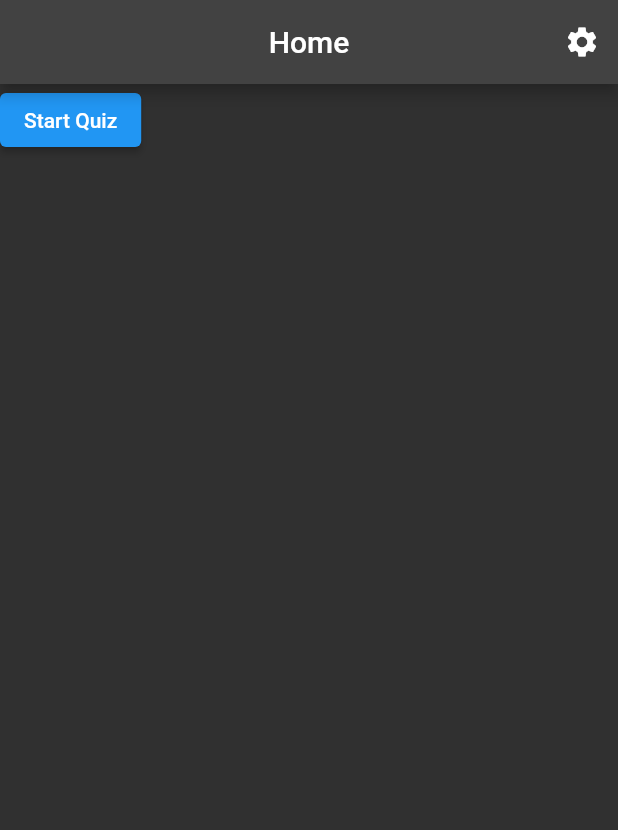
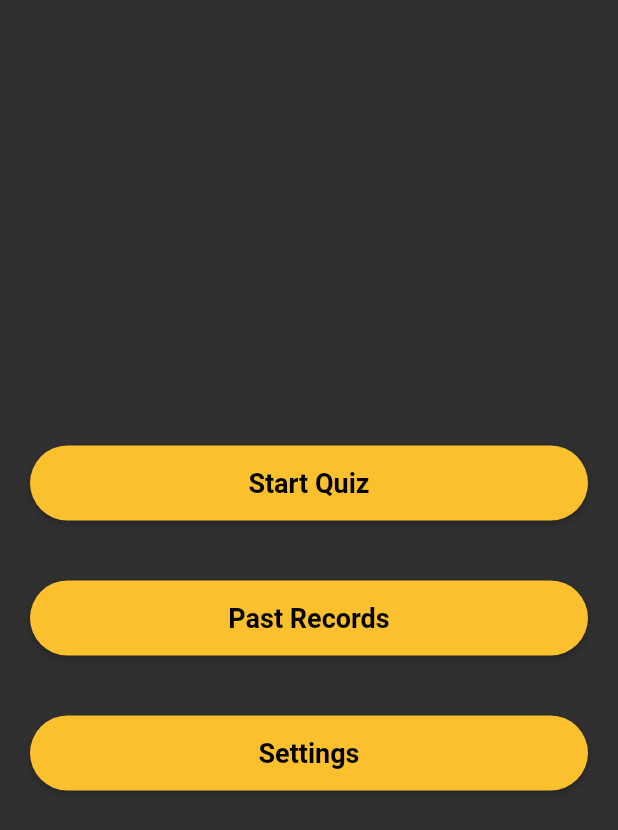
Before and after one commit to MHYeung/quiz_app, a Flutter app: the screen it shows after launch, on a phone screen of 412 x 824 dp. Shown: the top 830 px of the screen. Run offline on Flutter 3.47's test engine with Material 2 defaults, Android fonts, the phone set to English and light mode, and no system bars; our stand-ins replace dio, equatable, flutter_hooks, go_router, hooks_riverpod; missing offline and left inert: enum_to_string, html_character_entities.

Commit message:
quiz config screen

```diff
--- a/lib/controllers/quiz_controller.dart
+++ b/lib/controllers/quiz_controller.dart
@@ -1,5 +1,5 @@
 import 'package:hooks_riverpod/hooks_riverpod.dart';
-import 'package:quiz_app/model/question/question.dart';
+import 'package:quiz_app/model/question.dart';
 import 'package:quiz_app/model/quiz_state.dart';
 
 final quizControllerProvider =
--- /dev/null
+++ b/lib/global_components/custom_button.dart
@@ -0,0 +1,46 @@
+import 'package:flutter/material.dart';
+
+const List<BoxShadow> boxShadow = [
+  BoxShadow(
+    color: Colors.black26,
+    offset: Offset(0, 2),
+    blurRadius: 4.0,
+  ),
+];
+
+class CustomButton extends StatelessWidget {
+  final String title;
+  final VoidCallback onTap;
+
+  const CustomButton({
+    Key? key,
+    required this.title,
+    required this.onTap,
+  }) : super(key: key);
+
+  @override
+  Widget build(BuildContext context) {
+    return GestureDetector(
+      onTap: onTap,
+      child: Container(
+        margin: const EdgeInsets.all(20.0),
+        height: 50.0,
+        width: double.infinity,
+        decoration: BoxDecoration(
+          color: Colors.yellow[700],
+          boxShadow: boxShadow,
+          borderRadius: BorderRadius.circular(25.0),
+        ),
+        alignment: Alignment.center,
+        child: Text(
+          title,
+          style: const TextStyle(
+            fontSize: 18.0,
+            fontWeight: FontWeight.w600,
+            color: Colors.black
+          ),
+        ),
+      ),
+    );
+  }
+}
--- a/lib/model/question/question.dart
+++ b/lib/model/question.dart
@@ -7,6 +7,7 @@ class Question extends Equatable {
   final String question;
   final String correctAnswer;
   final List<String> answers;
+  final bool timerOn;
 
   const Question({
     required this.category,
@@ -14,6 +15,7 @@ class Question extends Equatable {
     required this.question,
     required this.correctAnswer,
     required this.answers,
+    this.timerOn = false,
   });
 
   @override
@@ -23,6 +25,7 @@ class Question extends Equatable {
         question,
         correctAnswer,
         answers,
+        timerOn
       ];
 
   factory Question.fromMap(Map<String, dynamic> map) {
--- a/lib/model/quiz_state.dart
+++ b/lib/model/quiz_state.dart
@@ -1,5 +1,5 @@
 import 'package:equatable/equatable.dart';
-import 'package:quiz_app/model/question/question.dart';
+import 'package:quiz_app/model/question.dart';
 
 enum QuizStatus { initial, correct, incorrect, complete }
 
--- a/lib/repository/quiz_repository.dart
+++ b/lib/repository/quiz_repository.dart
@@ -5,7 +5,7 @@ import 'package:enum_to_string/enum_to_string.dart';
 import 'package:flutter/cupertino.dart';
 import 'package:hooks_riverpod/hooks_riverpod.dart';
 import 'package:quiz_app/model/failure.dart';
-import 'package:quiz_app/model/question/question.dart';
+import 'package:quiz_app/model/question.dart';
 
 
 final dioProvider = Provider<Dio>((ref) => Dio());
--- a/lib/screens/home_screen.dart
+++ b/lib/screens/home_screen.dart
@@ -1,8 +1,12 @@
 import 'package:flutter/material.dart';
 import 'package:go_router/go_router.dart';
 import 'package:hooks_riverpod/hooks_riverpod.dart';
+import 'package:quiz_app/global_components/custom_button.dart';
 import 'package:quiz_app/global_components/global_appbar.dart';
+import 'package:quiz_app/screens/past_record_screen.dart';
+import 'package:quiz_app/screens/quiz_config_screen.dart';
 import 'package:quiz_app/screens/quiz_screen.dart';
+import 'package:quiz_app/screens/setting_screen.dart';
 
 class HomeScreen extends HookConsumerWidget {
   const HomeScreen({super.key});
@@ -12,10 +16,21 @@ class HomeScreen extends HookConsumerWidget {
   @override
   Widget build(BuildContext context, WidgetRef ref) {
     return Scaffold(
-        appBar: GlobalAppBar(title: "Home"),
-        body: ElevatedButton(
-          onPressed: (() => context.goNamed(QuizScreen.routeName)),
-          child: const Text('Start Quiz'),
-        ));
+        body: Column(
+          mainAxisAlignment: MainAxisAlignment.center,
+          crossAxisAlignment: CrossAxisAlignment.center,
+      children: [
+        CustomButton(
+          onTap: (() => context.goNamed(QuizConfigScreen.routeName)),
+          title: 'Start Quiz',
+        ),
+        CustomButton(
+            title: 'Past Records',
+            onTap: (() => context.pushNamed(PastRecordScreen.routeName))),
+        CustomButton(
+            title: 'Settings',
+            onTap: (() => context.pushNamed(SettingScreen.routeName)))
+      ],
+    ));
   }
 }
```
Also changed, not shown: lib/global_components/title.dart (added, +21 -0 lines), lib/routes/router_provider.dart (+14 -3 lines), lib/screens/past_record_screen.dart (added, +36 -0 lines), lib/screens/quiz_config_screen.dart (added, +107 -0 lines), lib/screens/quiz_screen.dart (+9 -47 lines), lib/screens/setting_screen.dart (+19 -1 lines).
